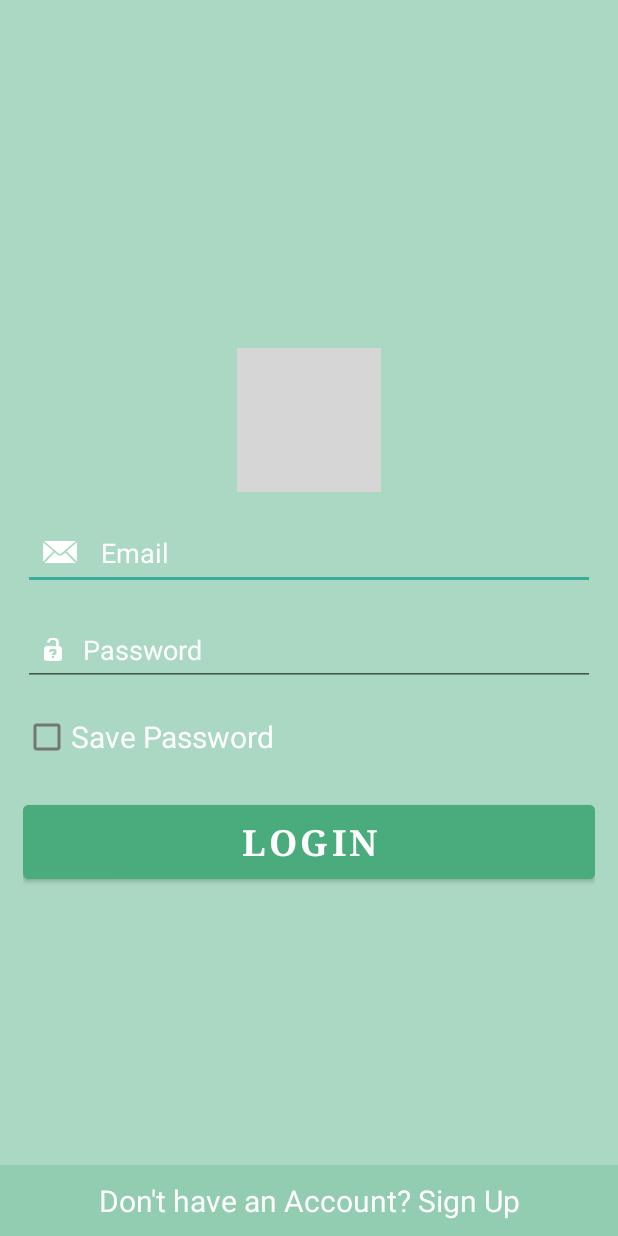
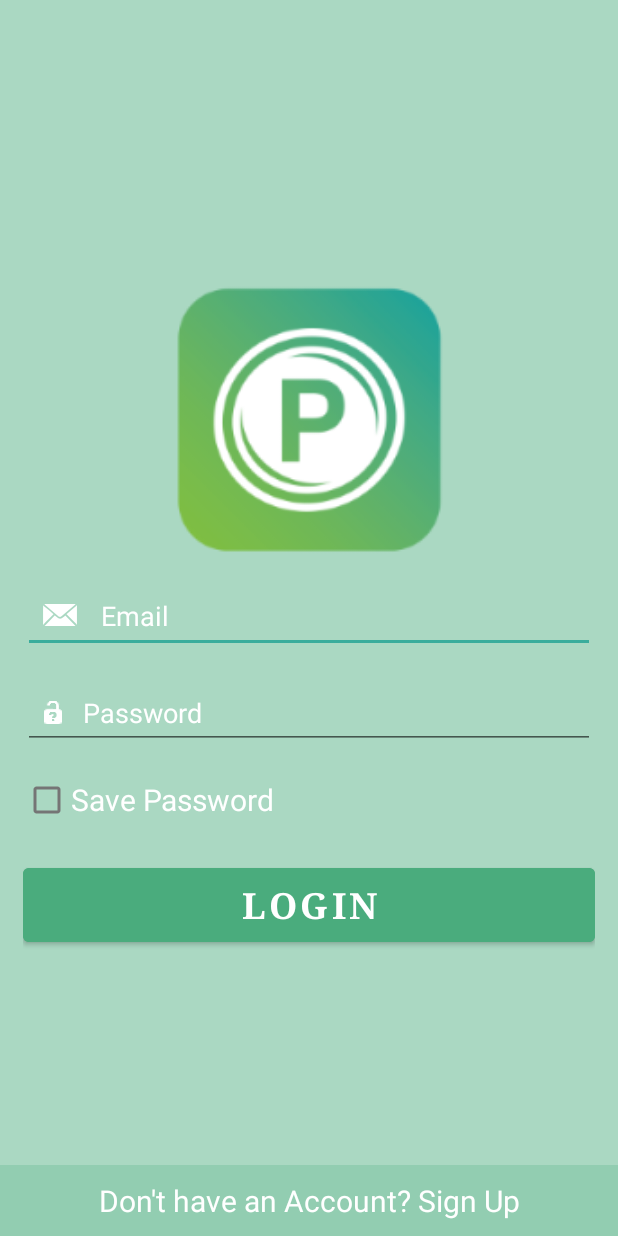
Before and after one commit to Pinuankit03/ParkingApp_Android, an Android app: the SignInActivity screen opened directly, with no data from a screen before it, on a phone screen of 412 x 824 dp. Run offline under Robolectric (Android 15) with nearby library versions, the phone set to English and light mode, and no system bars; grey boxes are pictures that could not be loaded.

Commit message:
changes in validation message

```diff
--- a/app/src/main/java/com/example/parkingapp/fragment/AddParkingFragment.java
+++ b/app/src/main/java/com/example/parkingapp/fragment/AddParkingFragment.java
@@ -151,7 +151,7 @@ public class AddParkingFragment extends Fragment implements View.OnClickListener
             return false;
         }
         if (this.edHostNo.getText().toString().isEmpty() || edHostNo.getText().toString().length() < 2 || edHostNo.getText().toString().length() > 5) {
-            this.edHostNo.setError("Please enter minimum 2 OR maximum 5 character of car plate no.");
+            this.edHostNo.setError("Please enter minimum 2 OR maximum 5 character of no of Host.");
             return false;
         }
         if (this.edParkingAdd.getText().toString().isEmpty()) {
--- a/app/src/main/res/layout/activity_sign_in.xml
+++ b/app/src/main/res/layout/activity_sign_in.xml
@@ -15,9 +15,9 @@
 
         <ImageView
             android:id="@+id/img"
-            android:layout_width="wrap_content"
-            android:layout_height="wrap_content"
-            android:background="@drawable/icon"></ImageView>
+            android:layout_width="180dp"
+            android:layout_height="180dp"
+            android:background="@mipmap/logo_main"></ImageView>
 
         <EditText
             android:id="@+id/ed_email"
--- a/app/src/main/res/layout/activity_sign_up.xml
+++ b/app/src/main/res/layout/activity_sign_up.xml
@@ -12,7 +12,7 @@
         android:layout_width="120dp"
         android:layout_height="120dp"
         android:layout_marginTop="15dp"
-        android:background="@drawable/icon"
+        android:background="@mipmap/logo_main"
         app:layout_constraintEnd_toEndOf="parent"
         app:layout_constraintStart_toStartOf="parent"
         app:layout_constraintTop_toTopOf="parent"></ImageView>
--- a/app/src/main/res/layout/nav_header_main.xml
+++ b/app/src/main/res/layout/nav_header_main.xml
@@ -17,7 +17,7 @@
         android:layout_width="50dp"
         android:layout_height="50dp"
         android:contentDescription="@string/nav_header_desc"
-        app:srcCompat="@drawable/icon" />
+        app:srcCompat="@mipmap/logo_main" />
 
     <TextView
         android:id="@+id/tvUsername"
```
